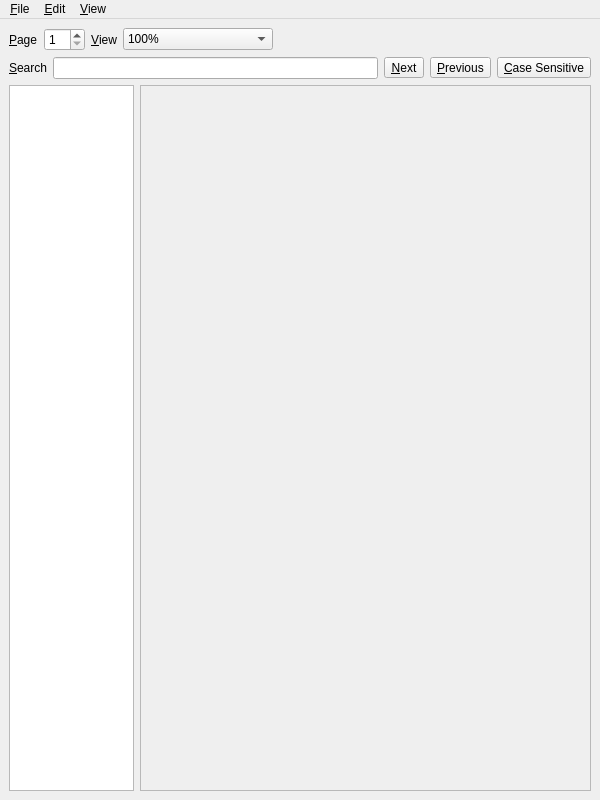
First picture: the form in UI/biblioteq_pdfreader.ui, repository textbrowser/biblioteq, before the edit.
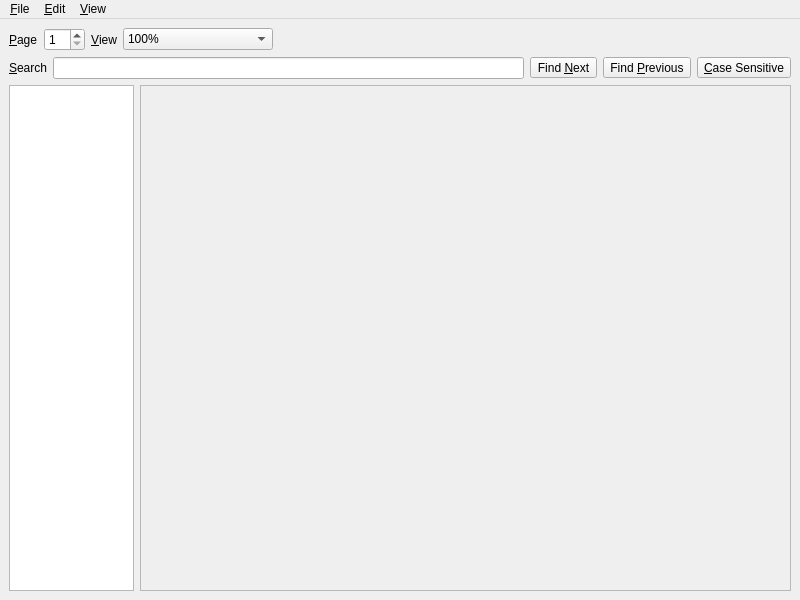
Second picture: the form after the edit. Icons and pictures are not drawn.

What changed in the file:
```diff
--- a/UI/biblioteq_pdfreader.ui
+++ b/UI/biblioteq_pdfreader.ui
@@ -6,8 +6,8 @@
    <rect>
     <x>0</x>
     <y>0</y>
-    <width>600</width>
-    <height>800</height>
+    <width>800</width>
+    <height>600</height>
    </rect>
   </property>
   <property name="windowTitle">
@@ -122,14 +122,14 @@
       <item>
        <widget class="QToolButton" name="find_next">
         <property name="text">
-         <string>&amp;Next</string>
+         <string>Find &amp;Next</string>
         </property>
        </widget>
       </item>
       <item>
        <widget class="QToolButton" name="find_previous">
         <property name="text">
-         <string>&amp;Previous</string>
+         <string>Find &amp;Previous</string>
         </property>
        </widget>
       </item>
@@ -176,8 +176,8 @@
           <rect>
            <x>0</x>
            <y>0</y>
-           <width>447</width>
-           <height>672</height>
+           <width>645</width>
+           <height>472</height>
           </rect>
          </property>
          <layout class="QHBoxLayout" name="horizontalLayout_2">
@@ -220,8 +220,8 @@
     <rect>
      <x>0</x>
      <y>0</y>
-     <width>600</width>
-     <height>26</height>
+     <width>800</width>
+     <height>31</height>
     </rect>
    </property>
    <widget class="QMenu" name="menu_File">
```
